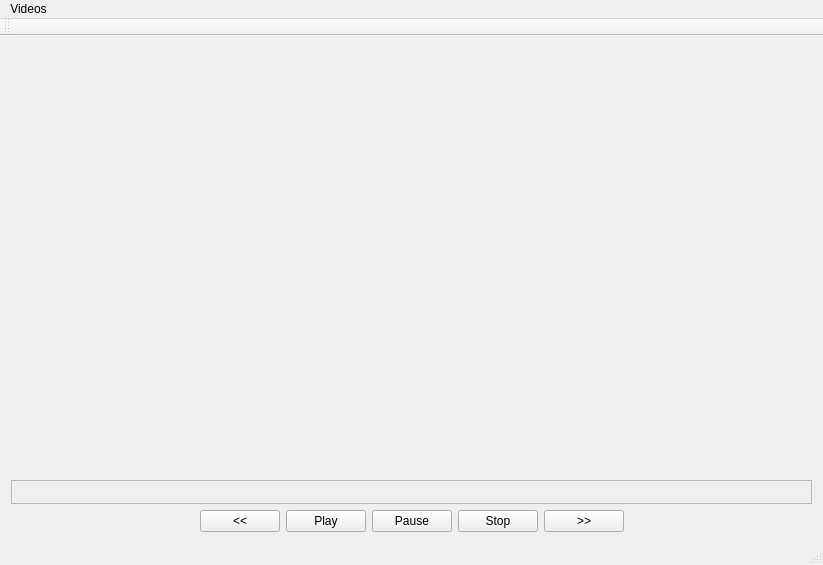
This is mainwindow.ui in keithmendozasr/gt_multi_vid as Qt 5 draws it before an edit. The edited form follows.
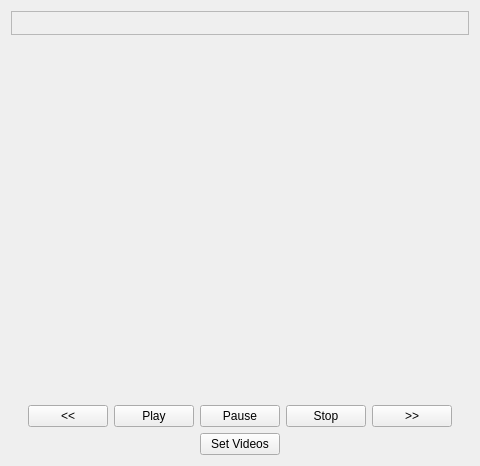
This is the edited form.

Commit message: Cleaned up some code. Added button to be able to reset number of videos shown.

What changed in the file:
```diff
--- a/mainwindow.ui
+++ b/mainwindow.ui
@@ -6,8 +6,8 @@
    <rect>
     <x>0</x>
     <y>0</y>
-    <width>823</width>
-    <height>565</height>
+    <width>480</width>
+    <height>466</height>
    </rect>
   </property>
   <property name="windowTitle">
@@ -17,19 +17,6 @@
    <layout class="QGridLayout" name="gridLayout">
     <item row="0" column="0">
      <layout class="QVBoxLayout" name="verticalLayout">
-      <item>
-       <spacer name="verticalSpacer">
-        <property name="orientation">
-         <enum>Qt::Vertical</enum>
-        </property>
-        <property name="sizeHint" stdset="0">
-         <size>
-          <width>20</width>
-          <height>40</height>
-         </size>
-        </property>
-       </spacer>
-      </item>
       <item>
        <widget class="QFrame" name="frame">
         <property name="frameShape">
@@ -45,6 +32,19 @@
         </layout>
        </widget>
       </item>
+      <item>
+       <spacer name="verticalSpacer">
+        <property name="orientation">
+         <enum>Qt::Vertical</enum>
+        </property>
+        <property name="sizeHint" stdset="0">
+         <size>
+          <width>20</width>
+          <height>40</height>
+         </size>
+        </property>
+       </spacer>
+      </item>
       <item>
        <layout class="QHBoxLayout" name="horizontalLayout_2">
         <item>
@@ -110,36 +110,47 @@
         </item>
        </layout>
       </item>
+      <item>
+       <layout class="QHBoxLayout" name="horizontalLayout">
+        <item>
+         <spacer name="horizontalSpacer">
+          <property name="orientation">
+           <enum>Qt::Horizontal</enum>
+          </property>
+          <property name="sizeHint" stdset="0">
+           <size>
+            <width>40</width>
+            <height>20</height>
+           </size>
+          </property>
+         </spacer>
+        </item>
+        <item>
+         <widget class="QPushButton" name="setVideosButton">
+          <property name="text">
+           <string>Set Videos</string>
+          </property>
+         </widget>
+        </item>
+        <item>
+         <spacer name="horizontalSpacer_2">
+          <property name="orientation">
+           <enum>Qt::Horizontal</enum>
+          </property>
+          <property name="sizeHint" stdset="0">
+           <size>
+            <width>40</width>
+            <height>20</height>
+           </size>
+          </property>
+         </spacer>
+        </item>
+       </layout>
+      </item>
      </layout>
     </item>
    </layout>
   </widget>
-  <widget class="QMenuBar" name="menuBar">
-   <property name="geometry">
-    <rect>
-     <x>0</x>
-     <y>0</y>
-     <width>823</width>
-     <height>22</height>
-    </rect>
-   </property>
-   <widget class="QMenu" name="menuVideos">
-    <property name="title">
-     <string>Videos</string>
-    </property>
-    <addaction name="actionLoad_Videos"/>
-   </widget>
-   <addaction name="menuVideos"/>
-  </widget>
-  <widget class="QToolBar" name="mainToolBar">
-   <attribute name="toolBarArea">
-    <enum>TopToolBarArea</enum>
-   </attribute>
-   <attribute name="toolBarBreak">
-    <bool>false</bool>
-   </attribute>
-  </widget>
-  <widget class="QStatusBar" name="statusBar"/>
   <action name="actionLoad_Videos">
    <property name="text">
     <string>Load Videos</string>
```
Left out of the diff: 11 changed lines with no effect on the pictures. The commit also changes 5 other files.
